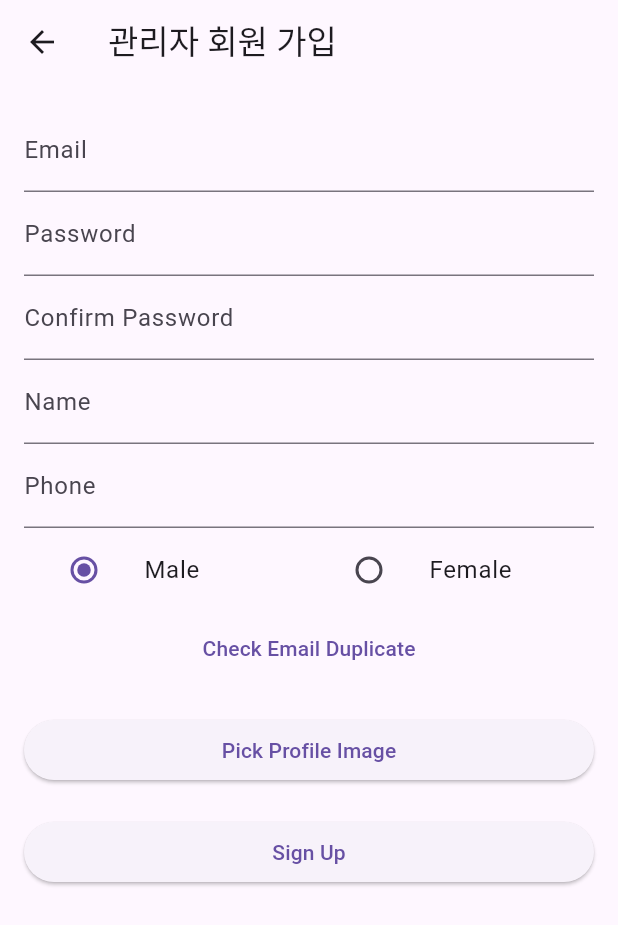
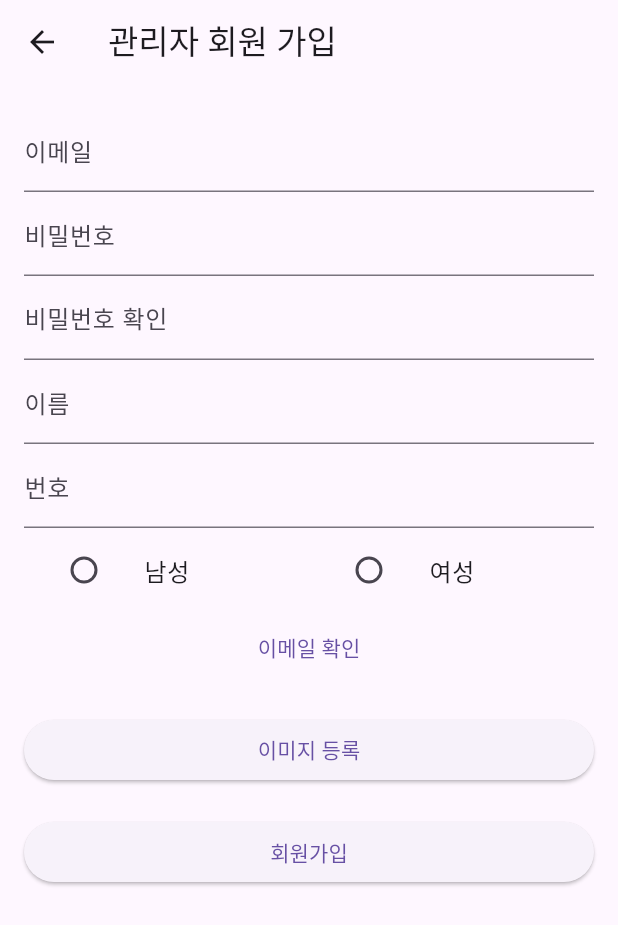
Before and after one commit to tlsgptj/cj_webapp, a Flutter app: the SignUpScreen screen opened by its route, on a phone screen of 412 x 824 dp. Shown: the top 925 px of the screen. Run offline on Flutter 3.47's test engine with Material 3 defaults, Android fonts, the light colour scheme and no system bars; our stand-ins replace cloud_firestore, connectivity_plus, firebase_auth, firebase_core, firebase_database, firebase_storage and 4 more; accounts and stored records are empty; project files that could hold a hidden picture were left out.

```diff
--- a/lib/screens/SignUpScreen.dart
+++ b/lib/screens/SignUpScreen.dart
@@ -48,7 +48,7 @@ class _SignUpScreenState extends State<SignUpScreen> {
     String phone = _phoneController.text.trim();
 
     if (password != confirmPassword) {
-      Fluttertoast.showToast(msg: "Passwords do not match");
+      Fluttertoast.showToast(msg: "비밀번호가 일치하지 않습니다.");
       return;
     }
 
@@ -92,12 +92,12 @@ class _SignUpScreenState extends State<SignUpScreen> {
     try {
       final signInMethods = await _auth.fetchSignInMethodsForEmail(email);
       if (signInMethods.isEmpty) {
-        Fluttertoast.showToast(msg: "Email is available");
+        Fluttertoast.showToast(msg: "이메일 사용 가능합니다");
       } else {
-        Fluttertoast.showToast(msg: "Email is already in use");
+        Fluttertoast.showToast(msg: "이미 사용중인 이메일입니다.");
       }
     } catch (e) {
-      Fluttertoast.showToast(msg: "Email Check Failed: ${e}");
+      Fluttertoast.showToast(msg: "이메일 확인 에러: ${e}");
     }
   }
 
@@ -115,33 +115,33 @@ class _SignUpScreenState extends State<SignUpScreen> {
             children: [
               TextField(
                 controller: _emailController,
-                decoration: InputDecoration(labelText: 'Email'),
+                decoration: InputDecoration(labelText: '이메일'),
               ),
               TextField(
                 controller: _passwordController,
                 obscureText: true,
-                decoration: InputDecoration(labelText: 'Password'),
+                decoration: InputDecoration(labelText: '비밀번호'),
               ),
               TextField(
                 controller: _confirmPasswordController,
                 obscureText: true,
-                decoration: InputDecoration(labelText: 'Confirm Password'),
+                decoration: InputDecoration(labelText: '비밀번호 확인'),
               ),
               TextField(
                 controller: _nameController,
-                decoration: InputDecoration(labelText: 'Name'),
+                decoration: InputDecoration(labelText: '이름'),
               ),
               TextField(
                 controller: _phoneController,
-                decoration: InputDecoration(labelText: 'Phone'),
+                decoration: InputDecoration(labelText: '번호'),
               ),
               Row(
                 children: [
                   Expanded(
                     child: ListTile(
-                      title: Text('Male'),
+                      title: Text('남성'),
                       leading: Radio<String>(
-                        value: 'Male',
+                        value: '남성',
                         groupValue: _selectedGender,
                         onChanged: (value) {
                           setState(() {
@@ -153,9 +153,9 @@ class _SignUpScreenState extends State<SignUpScreen> {
                   ),
                   Expanded(
                     child: ListTile(
-                      title: Text('Female'),
+                      title: Text('여성'),
                       leading: Radio<String>(
-                        value: 'Female',
+                        value: '여성',
                         groupValue: _selectedGender,
                         onChanged: (value) {
                           setState(() {
@@ -169,12 +169,12 @@ class _SignUpScreenState extends State<SignUpScreen> {
               ),
               TextButton(
                 onPressed: _checkEmailDuplicate,
-                child: Text('Check Email Duplicate'),
+                child: Text('이메일 확인'),
               ),
               SizedBox(height: 20),
               ElevatedButton(
                 onPressed: _pickImage,
-                child: Text('Pick Profile Image'),
+                child: Text('이미지 등록'),
               ),
               if (_imageFile != null)
                 Padding(
@@ -188,7 +188,7 @@ class _SignUpScreenState extends State<SignUpScreen> {
               SizedBox(height: 20),
               ElevatedButton(
                 onPressed: _signUp,
-                child: Text('Sign Up'),
+                child: Text('회원가입'),
               ),
             ],
           ),
```
Also changed, not shown: lib/main.dart (+60 -19 lines), lib/screens/homeScreen.dart (+4 -5 lines), 11 other files.
